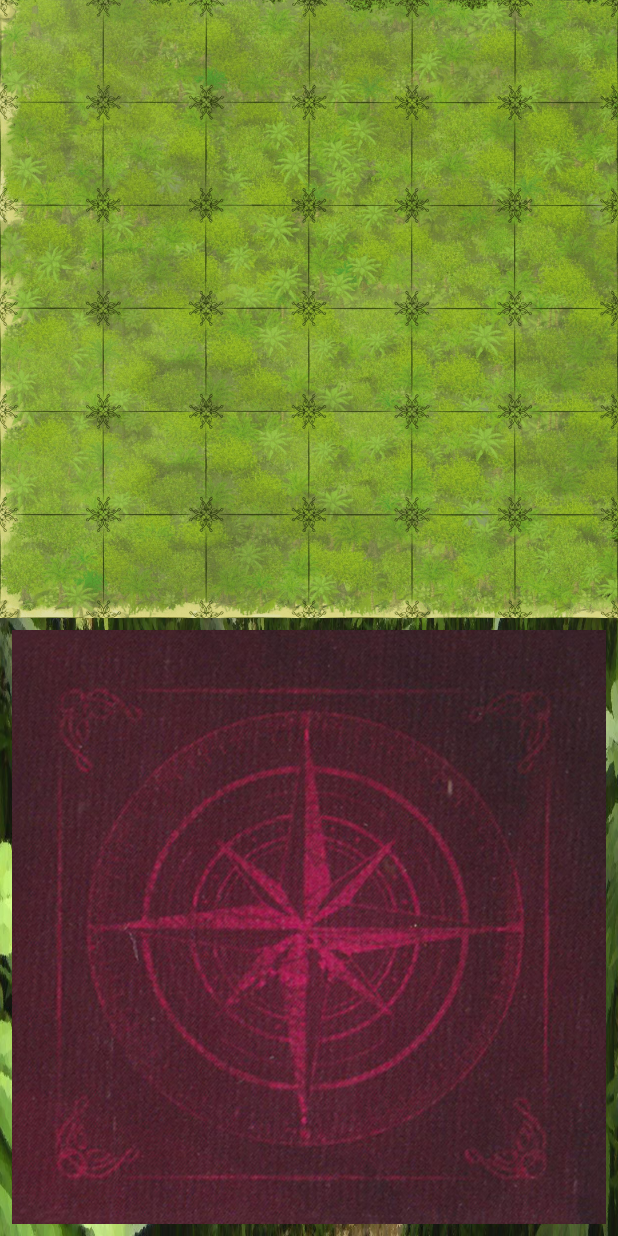
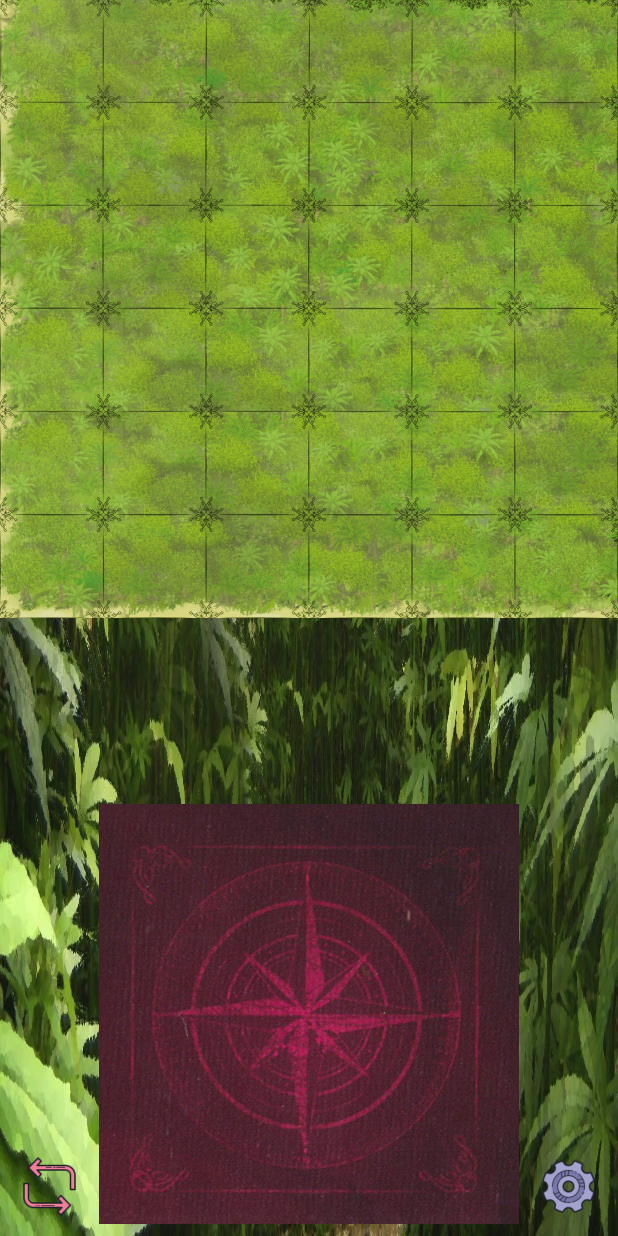
Before and after one commit to zipo13/Karuba, an Android app: the screen it shows after launch (MainActivity), on a phone screen of 412 x 824 dp. Run offline under Robolectric (Android 15) with nearby library versions, the phone set to English and light mode, and no system bars; our stand-ins replace ButterKnife; 4 statements that could not run were skipped.

Commit message:
This change brings persistency to the app game state is saved after every action and loads upon app restart.

```diff
--- a/app/build.gradle
+++ b/app/build.gradle
@@ -42,4 +42,5 @@ dependencies {
 
     //ViewModel
     implementation 'androidx.lifecycle:lifecycle-extensions:2.0.0'
+    implementation 'androidx.lifecycle:lifecycle-viewmodel-savedstate:1.0.0-alpha02'
 }
--- a/app/src/main/java/il/co/woo/karuba/KarubaPrefActivity.java
+++ b/app/src/main/java/il/co/woo/karuba/KarubaPrefActivity.java
@@ -22,7 +22,7 @@ public class KarubaPrefActivity extends AppCompatActivity {
         }
     }
 
-    public static class SettingsFragment extends PreferenceFragmentCompat {
+    static class SettingsFragment extends PreferenceFragmentCompat {
         @Override
         public void onCreatePreferences(Bundle savedInstanceState, String rootKey) {
             setPreferencesFromResource(R.xml.root_preferences, rootKey);
--- a/app/src/main/res/layout/activity_main.xml
+++ b/app/src/main/res/layout/activity_main.xml
@@ -1,8 +1,8 @@
 <?xml version="1.0" encoding="utf-8"?>
 <androidx.constraintlayout.widget.ConstraintLayout xmlns:android="http://schemas.android.com/apk/res/android"
-    android:id="@+id/main_layout"
     xmlns:app="http://schemas.android.com/apk/res-auto"
     xmlns:tools="http://schemas.android.com/tools"
+    android:id="@+id/main_layout"
     android:layout_width="match_parent"
     android:layout_height="match_parent"
     tools:context=".MainActivity">
@@ -24,23 +24,47 @@
         android:id="@+id/new_tile"
         android:layout_width="0dp"
         android:layout_height="0dp"
+        app:layout_constraintDimensionRatio="1:1"
         android:layout_marginStart="8dp"
         android:layout_marginLeft="8dp"
-        android:layout_marginTop="8dp"
         android:layout_marginEnd="8dp"
         android:layout_marginRight="8dp"
         android:layout_marginBottom="8dp"
         android:background="@null"
         android:contentDescription="@string/pick_tile_from_stack"
         android:scaleType="fitXY"
-        app:layout_constraintDimensionRatio="1:1"
+        app:layout_constraintBottom_toBottomOf="parent"
+        app:layout_constraintEnd_toStartOf="@+id/settings_button"
+        app:layout_constraintStart_toEndOf="@+id/reset_button"
+        app:srcCompat="@drawable/tile_back" />
+
+    <ImageButton
+        android:id="@+id/reset_button"
+        android:layout_width="50dp"
+        android:layout_height="50dp"
+        android:layout_marginStart="8dp"
+        android:layout_marginLeft="8dp"
+        android:layout_marginBottom="8dp"
+        android:background="@null"
+        android:scaleType="fitXY"
+        app:layout_constraintBottom_toBottomOf="parent"
+        app:layout_constraintStart_toStartOf="parent"
+        app:srcCompat="@drawable/restart"
+        android:contentDescription="@string/start_new_game"/>
+
+    <ImageButton
+        android:id="@+id/settings_button"
+        android:layout_width="50dp"
+        android:layout_height="50dp"
+        android:layout_marginEnd="8dp"
+        android:layout_marginRight="8dp"
+        android:layout_marginBottom="8dp"
+        android:background="@null"
+        android:scaleType="fitXY"
         app:layout_constraintBottom_toBottomOf="parent"
         app:layout_constraintEnd_toEndOf="parent"
-        app:layout_constraintStart_toStartOf="parent"
-        app:layout_constraintTop_toBottomOf="@+id/game_board"
-        app:srcCompat="@drawable/tile_back" />
-
-
+        app:srcCompat="@drawable/gear"
+        android:contentDescription="@string/app_settings"/>
 
 
 </androidx.constraintlayout.widget.ConstraintLayout>
--- a/app/src/main/res/values/strings.xml
+++ b/app/src/main/res/values/strings.xml
@@ -15,4 +15,5 @@
     <string name="pref_key_chime_on_gem" translatable="false">key_chime</string>
     <string name="chime">Chime</string>
     <string name="chime_on_gem">Chime for a tile with a gem</string>
+
 </resources>
```
Also changed, not shown: app/src/main/java/il/co/woo/karuba/FilePersistHelper.java (added, +60 -0 lines), app/src/main/java/il/co/woo/karuba/MainActivity.java (+99 -44 lines), app/src/main/java/il/co/woo/karuba/TilesViewModel.java (+119 -31 lines).
